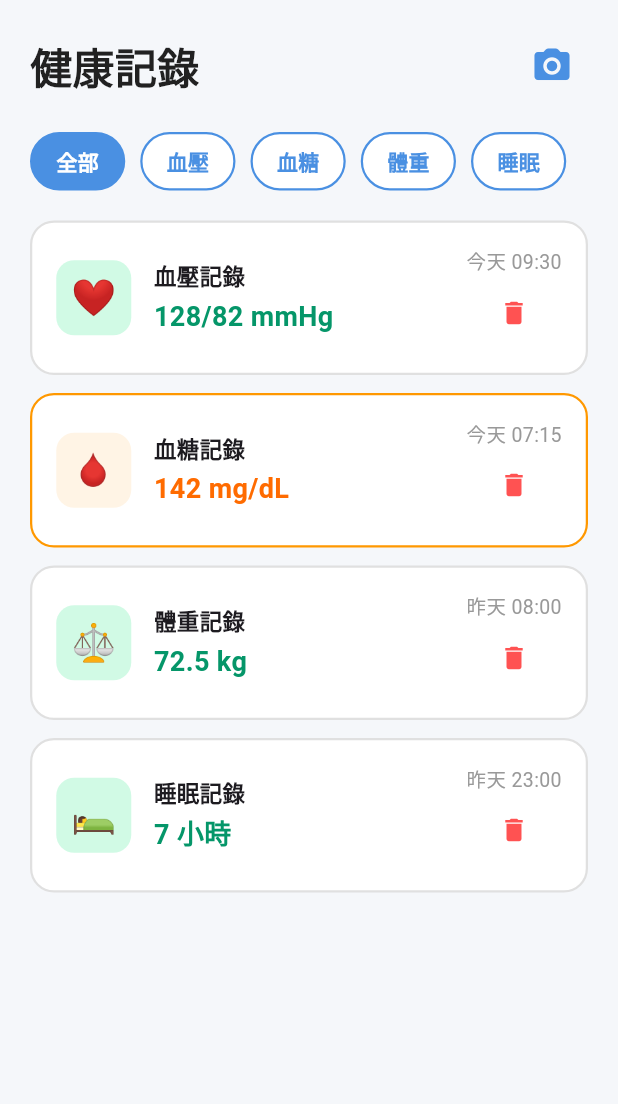
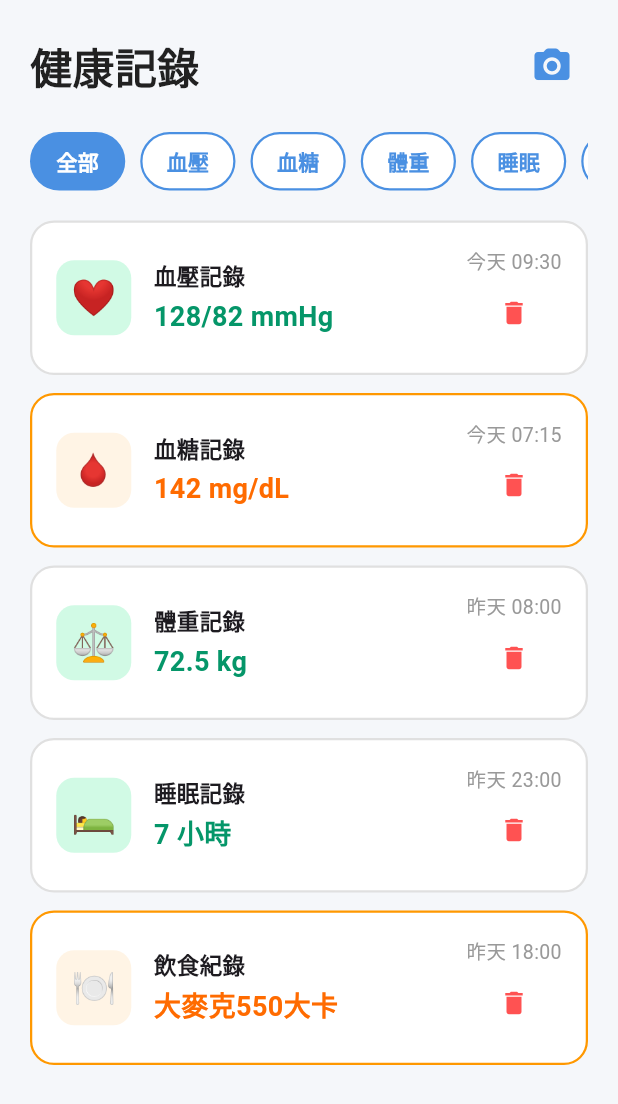
Before and after one commit to yuhsin0122/health_management, a Flutter app: the RecordsScreen screen opened directly, on a phone screen of 412 x 824 dp. Shown: the top 1104 px of the screen. Run offline on Flutter 3.47's test engine with Material 3 defaults, Android fonts, the light colour scheme and no system bars; our stand-ins replace fl_chart, image_picker; Roboto replaces fonts that are missing (SF Pro Display).

Commit message:
Update records_screen.dart

```diff
--- a/health_management_app/lib/screens/records_screen.dart
+++ b/health_management_app/lib/screens/records_screen.dart
@@ -64,6 +64,14 @@ class _RecordsScreenState extends State<RecordsScreen> {
       time: '昨天 23:00',
       isWarning: false,
     ),
+    Record(
+      emoji: '🍽️',
+      category: '飲食',
+      title: '飲食紀錄',
+      value: '大麥克550大卡',
+      time: '昨天 18:00',
+      isWarning: true,
+    ),
   ];
 
   void _selectCategory(String category) {
@@ -118,6 +126,8 @@ class _RecordsScreenState extends State<RecordsScreen> {
         return '⚖️';
       case '睡眠':
         return '🛌';
+      case '飲食':
+        return '🍽️';
       default:
         return '📋';
     }
@@ -427,6 +437,8 @@ class _RecordsScreenState extends State<RecordsScreen> {
                     _buildCategoryChip('體重', selectedCategory == '體重'),
                     const SizedBox(width: 10),
                     _buildCategoryChip('睡眠', selectedCategory == '睡眠'),
+                    const SizedBox(width: 10),
+                    _buildCategoryChip('飲食', selectedCategory == '飲食'),
                   ],
                 ),
               ),
```
